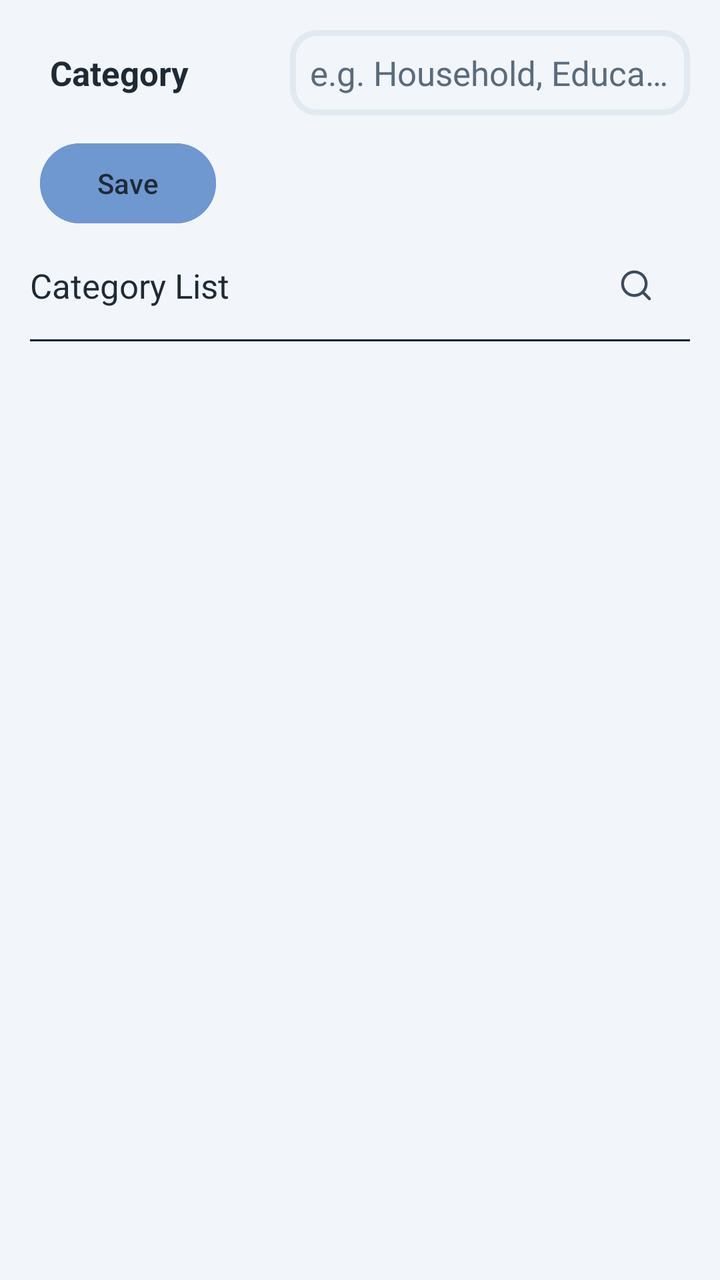
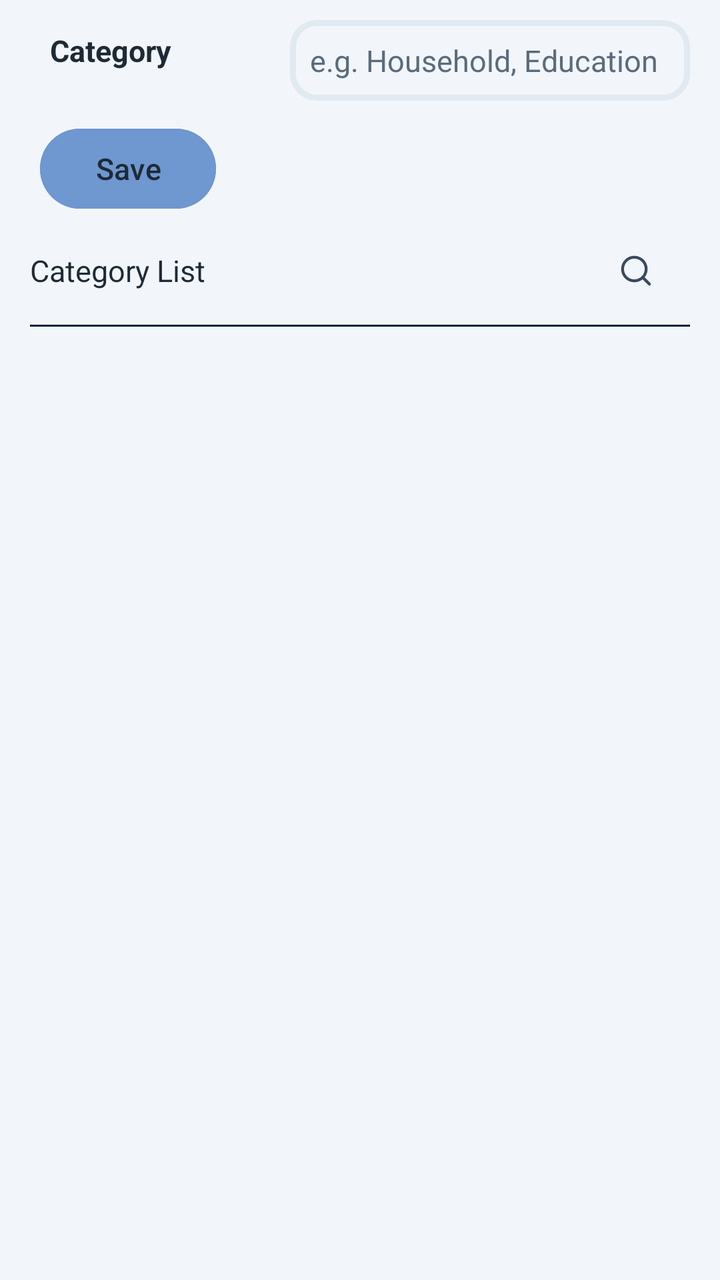

Compare the two renders of this Android layout. The source of the first and the diff that turns it into the second are given below.
<!-- AndroidManifest.xml: application theme Theme.GharKharch -->
<!-- res/layout/fragment_add_category.xml -->
<?xml version="1.0" encoding="utf-8"?>
<androidx.constraintlayout.widget.ConstraintLayout xmlns:android="http://schemas.android.com/apk/res/android"
    xmlns:app="http://schemas.android.com/apk/res-auto"
    android:layout_width="match_parent"
    android:layout_height="match_parent"
    android:background="@color/backgroundColor"
    android:padding="@dimen/padding_large">

    <TextView
        android:layout_width="0dp"
        android:layout_height="wrap_content"
        android:layout_weight="1"
        android:padding="@dimen/padding_medium"
        android:text="Category"
        android:textColor="@color/primaryTextColor"
        android:textSize="@dimen/text_size_large"
        android:textStyle="bold"
        app:layout_constraintBottom_toBottomOf="@id/input_category"
        app:layout_constraintEnd_toStartOf="@id/input_category"
        app:layout_constraintStart_toStartOf="parent"
        app:layout_constraintTop_toTopOf="parent" />

    <EditText
        android:id="@+id/input_category"
        style="@style/custom_edit_text"
        android:layout_width="200dp"
        android:layout_height="wrap_content"
        android:hint="@string/hint_category"
        android:textSize="@dimen/text_size_large"
        app:layout_constraintEnd_toEndOf="parent"
        app:layout_constraintTop_toTopOf="parent" />

    <Button
        android:id="@+id/addBtn"
        android:layout_width="wrap_content"
        android:layout_height="wrap_content"
        android:layout_marginVertical="@dimen/margin_medium"
        android:layout_marginStart="@dimen/margin_small"
        android:backgroundTint="@color/buttonColor"
        android:text="Save"
        android:textColor="@color/primaryTextColor"
        app:layout_constraintStart_toStartOf="parent"
        app:layout_constraintTop_toBottomOf="@id/input_category" />

    <LinearLayout
        android:id="@+id/list_container"
        android:layout_width="match_parent"
        android:layout_height="wrap_content"
        android:gravity="center"
        android:orientation="horizontal"
        app:layout_constraintTop_toBottomOf="@id/addBtn">

        <TextView
            android:id="@+id/list_title"
            android:layout_width="0dp"
            android:layout_height="wrap_content"
            android:layout_weight="1"
            android:paddingVertical="@dimen/padding_large"
            android:text="Category List"
            android:textSize="@dimen/text_size_large" />

        <SearchView
            android:id="@+id/search_view"
            android:layout_width="0dp"
            android:layout_height="wrap_content"
            android:layout_marginVertical="@dimen/margin_medium"
            android:layout_weight="1"
            android:background="@drawable/search_bar_border"
            android:iconifiedByDefault="false"
            android:visibility="gone" />

        <ImageView
            android:id="@+id/close_button"
            android:layout_width="wrap_content"
            android:layout_height="wrap_content"
            android:importantForAccessibility="no"
            android:padding="@dimen/padding_large"
            android:src="@drawable/close_search_icon"
            android:visibility="gone" />

        <ImageView
            android:id="@+id/search_button"
            android:layout_width="wrap_content"
            android:layout_height="wrap_content"
            android:importantForAccessibility="no"
            android:padding="@dimen/padding_large"
            android:src="@drawable/search_icon" />

    </LinearLayout>

    <View
        android:id="@+id/separator"
        android:layout_width="match_parent"
        android:layout_height="1dp"
        android:background="@color/white_A_black"
        app:layout_constraintTop_toBottomOf="@id/list_container" />

    <androidx.recyclerview.widget.RecyclerView
        android:id="@+id/rcv_category_list"
        android:layout_width="0dp"
        android:layout_height="0dp"
        android:layout_marginVertical="@dimen/margin_small"
        app:layout_constraintBottom_toBottomOf="parent"
        app:layout_constraintEnd_toEndOf="@id/separator"
        app:layout_constraintStart_toStartOf="@id/list_container"
        app:layout_constraintTop_toBottomOf="@id/list_container" />

</androidx.constraintlayout.widget.ConstraintLayout>
<!-- resources referenced by this layout -->
<resources>
  <color name="backgroundColor">#F2F6FA</color>
  <color name="buttonColor">#6F97D0</color>
  <color name="primaryTextColor">#1E2A36</color>
  <color name="white_A_black">#011B37</color>
  <dimen name="margin_medium">10dp</dimen>
  <dimen name="margin_small">5dp</dimen>
  <dimen name="padding_large">15dp</dimen>
  <dimen name="padding_medium">10dp</dimen>
  <dimen name="text_size_large">17sp</dimen>
  <!-- drawable search_bar_border (drawable) -->
  <?xml version="1.0" encoding="utf-8"?>
  <shape xmlns:android="http://schemas.android.com/apk/res/android"
      android:shape="rectangle">
      <stroke
          android:width="2dp"
          android:color="@color/searchBarBg" />
      <corners android:radius="12dp" />
  </shape>
  <!-- drawable search_icon (drawable) -->
  <vector xmlns:android="http://schemas.android.com/apk/res/android"
      android:width="24dp"
      android:height="24dp"
      android:tint="@color/iconColor"
      android:viewportWidth="25"
      android:viewportHeight="25">
  
      <path
          android:fillColor="#00000000"
          android:fillType="evenOdd"
          android:pathData="M5.5,11.646C5.5,8.714 7.57,6.191 10.444,5.619C13.319,5.047 16.198,6.585 17.32,9.293C18.442,12.001 17.495,15.124 15.058,16.753C12.621,18.382 9.373,18.062 7.3,15.99C6.148,14.838 5.5,13.275 5.5,11.646Z"
          android:strokeWidth="1.5"
          android:strokeColor="#000000"
          android:strokeLineCap="round"
          android:strokeLineJoin="round" />
  
      <path
          android:fillColor="#00000000"
          android:pathData="M15.989,15.991L19.5,19.501"
          android:strokeWidth="1.5"
          android:strokeColor="#000000"
          android:strokeLineCap="round"
          android:strokeLineJoin="round" />
  
  </vector>
  <string name="hint_category">e.g. Household, Education</string>
  <style name="custom_edit_text" parent="Widget.AppCompat.EditText">
          <item name="android:maxLines">1</item>
          <item name="android:maxLength">20</item>
          <item name="android:ellipsize">end</item>
          <item name="android:inputType">text</item>
          <item name="android:importantForAutofill">no</item>
          <item name="android:padding">@dimen/padding_medium</item>
          <item name="android:background">@drawable/rounded_border</item>
          <item name="android:textColorHint">@color/primaryTextColorVariant</item>
      </style>
  <style name="Theme.GharKharch" parent="Base.Theme.GharKharch">
          <item name="colorPrimary">@color/backgroundColor</item>
          <item name="colorSecondary">@color/lGrey</item>
          
          <item name="colorOnSecondary">@color/primaryTextColor</item>
          <item name="colorOnPrimary">@color/primaryTextColor</item>
          
          <item name="android:textColor">@color/primaryTextColor</item>
          <item name="android:textColorPrimary">@color/primaryTextColor</item>
          <item name="android:textColorSecondary">@color/primaryTextColorVariant</item>
          
          <item name="android:statusBarColor">@color/backgroundColorVariant</item>
          <item name="android:navigationBarColor">@color/backgroundColorVariant</item>
          <item name="android:windowLightNavigationBar">true</item>
          <item name="android:windowLightStatusBar">true</item>
  
      </style>
  <color name="searchBarBg">#5A6B7D</color>
  <color name="iconColor">#3B4A5E</color>
  <!-- drawable rounded_border (drawable) -->
  <?xml version="1.0" encoding="utf-8"?>
  <shape xmlns:android="http://schemas.android.com/apk/res/android"
      android:shape="rectangle">
      <stroke
          android:width="3dp"
          android:color="@color/backgroundColorVariant" />
      <corners android:radius="12dp" />
  </shape>
  <color name="primaryTextColorVariant">#5A6B7D</color>
  <style name="Base.Theme.GharKharch" parent="Theme.Material3.DayNight.NoActionBar">
          
      </style>
  <color name="lGrey">#616161</color>
  <color name="backgroundColorVariant">#E1EAF1</color>
  <!-- unchanged entries left out for length: 1 -->
</resources>

<!-- the commit's change to res/layout/fragment_add_category.xml (unified diff, before → after) -->
@@ -4,7 +4,7 @@
     android:layout_width="match_parent"
     android:layout_height="match_parent"
     android:background="@color/backgroundColor"
-    android:padding="@dimen/padding_large">
+    android:paddingHorizontal="@dimen/padding_large">
 
     <TextView
         android:layout_width="0dp"
@@ -13,7 +13,7 @@
         android:padding="@dimen/padding_medium"
         android:text="Category"
         android:textColor="@color/primaryTextColor"
-        android:textSize="@dimen/text_size_large"
+        android:textSize="@dimen/text_size_medium"
         android:textStyle="bold"
         app:layout_constraintBottom_toBottomOf="@id/input_category"
         app:layout_constraintEnd_toStartOf="@id/input_category"
@@ -25,8 +25,9 @@
         style="@style/custom_edit_text"
         android:layout_width="200dp"
         android:layout_height="wrap_content"
+        android:layout_marginTop="@dimen/margin_medium"
         android:hint="@string/hint_category"
-        android:textSize="@dimen/text_size_large"
+        android:textSize="@dimen/text_size_medium"
         app:layout_constraintEnd_toEndOf="parent"
         app:layout_constraintTop_toTopOf="parent" />
 
@@ -39,7 +40,21 @@
         android:backgroundTint="@color/buttonColor"
         android:text="Save"
         android:textColor="@color/primaryTextColor"
+        android:textSize="@dimen/text_size_medium"
         app:layout_constraintStart_toStartOf="parent"
+        app:layout_constraintTop_toBottomOf="@id/input_category" />
+
+    <Button
+        android:id="@+id/cancelBtn"
+        android:layout_width="wrap_content"
+        android:layout_height="wrap_content"
+        android:layout_marginHorizontal="@dimen/margin_large"
+        android:layout_marginVertical="@dimen/margin_medium"
+        android:backgroundTint="@color/red"
+        android:text="Cancel"
+        android:textSize="@dimen/text_size_medium"
+        android:visibility="gone"
+        app:layout_constraintStart_toEndOf="@id/addBtn"
         app:layout_constraintTop_toBottomOf="@id/input_category" />
 
     <LinearLayout
@@ -57,7 +72,7 @@
             android:layout_weight="1"
             android:paddingVertical="@dimen/padding_large"
             android:text="Category List"
-            android:textSize="@dimen/text_size_large" />
+            android:textSize="@dimen/text_size_medium" />
 
         <SearchView
             android:id="@+id/search_view"
<!-- resource entries referenced after the edit -->
@@ -3,12 +3,14 @@
   <color name="backgroundColor">#F2F6FA</color>
   <color name="buttonColor">#6F97D0</color>
   <color name="primaryTextColor">#1E2A36</color>
+  <color name="red">#FF0000</color>
   <color name="white_A_black">#011B37</color>
+  <dimen name="margin_large">15dp</dimen>
   <dimen name="margin_medium">10dp</dimen>
   <dimen name="margin_small">5dp</dimen>
   <dimen name="padding_large">15dp</dimen>
   <dimen name="padding_medium">10dp</dimen>
-  <dimen name="text_size_large">17sp</dimen>
+  <dimen name="text_size_medium">15sp</dimen>
   <!-- drawable search_bar_border (drawable) -->
   <?xml version="1.0" encoding="utf-8"?>
   <shape xmlns:android="http://schemas.android.com/apk/res/android"
@@ -49,7 +51,7 @@
           <item name="android:maxLines">1</item>
           <item name="android:maxLength">20</item>
           <item name="android:ellipsize">end</item>
-          <item name="android:inputType">text</item>
+          <item name="android:inputType">textCapSentences</item>
           <item name="android:importantForAutofill">no</item>
           <item name="android:padding">@dimen/padding_medium</item>
           <item name="android:background">@drawable/rounded_border</item>
